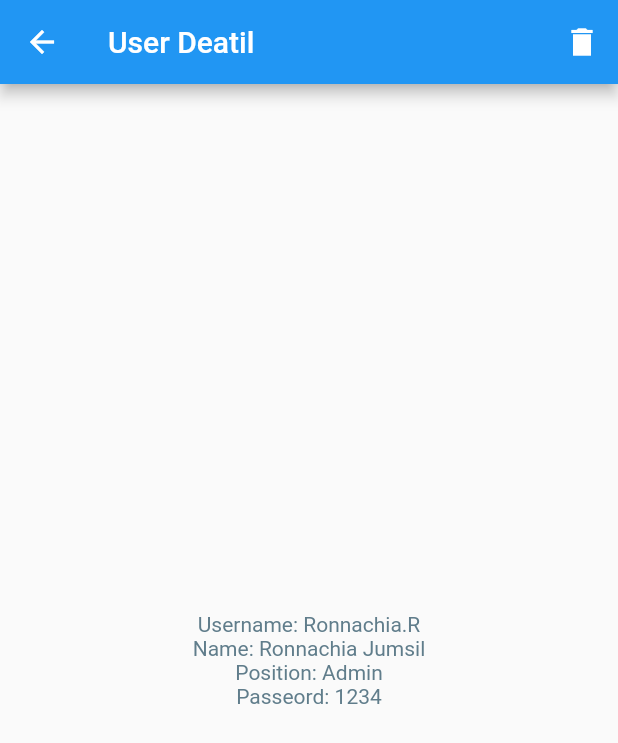
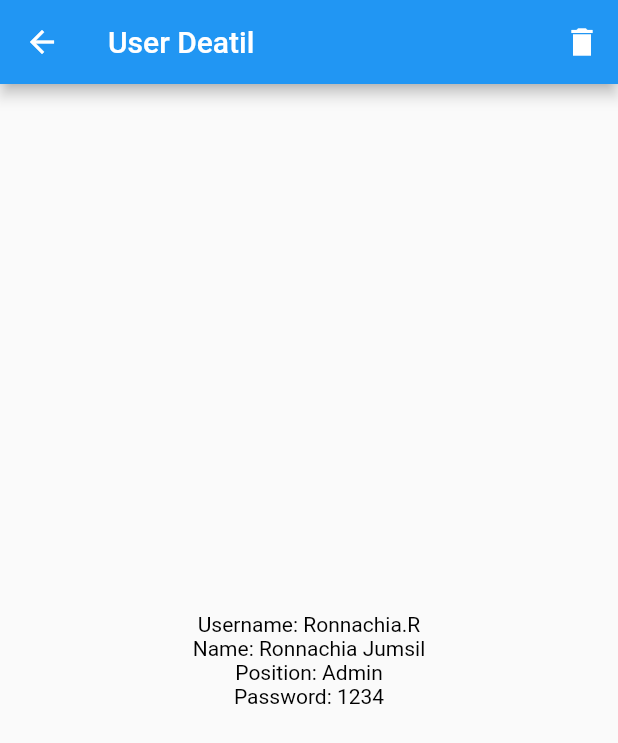
Before and after one commit to is767-1-2021/wipawan, a Flutter app: the screen it shows after launch, after a tap on "Ronnachia.R", on a phone screen of 412 x 824 dp. Shown: the top 743 px of the screen. Run offline on Flutter 3.47's test engine with Material 2 defaults, Android fonts, the phone set to English and light mode, and no system bars; project files that could hold a hidden picture were left out.

Commit message:
แก้คำผิด

```diff
--- a/team_app/lib/main.dart
+++ b/team_app/lib/main.dart
@@ -27,7 +27,7 @@ class MyApp extends StatelessWidget {
         primaryColor: Colors.blue,
         accentColor: Colors.blueAccent,
         textTheme: TextTheme(
-          bodyText2: TextStyle(color: Colors.blueGrey),
+          bodyText2: TextStyle(color: Colors.black),
         ),
       ),
       initialRoute: '/1',
--- a/team_app/lib/pages/list_view.dart
+++ b/team_app/lib/pages/list_view.dart
@@ -97,7 +97,7 @@ class UserDetail extends StatelessWidget {
               Text('Username: ${user.username}'),
               Text('Name: ${user.name}'),
               Text('Position: ${user.position}'),
-              Text('Passeord: ${user.password}'),
+              Text('Password: ${user.password}'),
             ],
           ),
         ],
```
